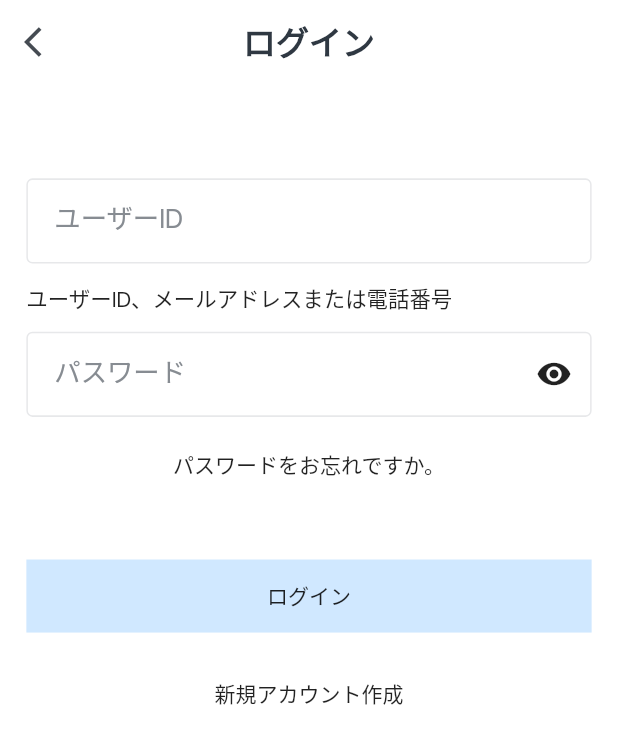
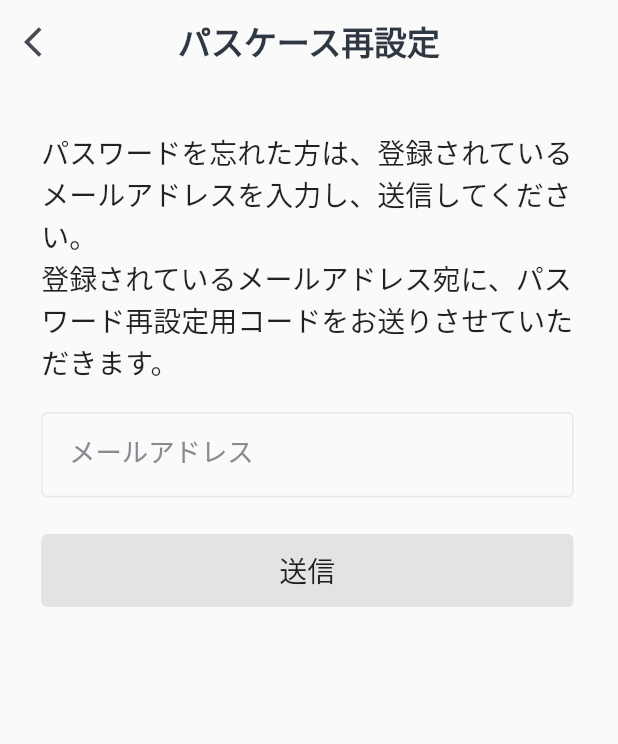
Before and after one commit to haipro287/medical-release, a Flutter app: the LoginPageScreen screen opened directly, after a tap on the "visibility off" icon, after a tap on "パスワードをお忘れですか。", on a phone screen of 412 x 824 dp. Shown: the top 744 px of the screen. Run offline on Flutter 3.47's test engine with Material 2 defaults, Android fonts, the phone set to English and light mode, and no system bars; our stand-ins replace convert, dio, firebase_core, firebase_messaging, flutter_dotenv, flutter_local_notifications and 8 more; missing offline and left inert: ecdsa, elliptic, encrypt, pointycastle, qr_code_scanner, secp256k1; accounts and stored records are empty; project files that could hold a hidden picture were left out.

Commit message:
Merged PR 1243: feat: forgot password
feat: forgot password

```diff
--- /dev/null
+++ b/lib/controllers/forgot_password_page/forgot_password_controller.dart
@@ -0,0 +1,94 @@
+import 'package:flutter/material.dart';
+import 'package:get/get.dart';
+
+class ForgotPasswordController extends GetxController {
+  final String correctOtp = '777777';
+
+  TextEditingController email = TextEditingController();
+
+  TextEditingController otp = TextEditingController();
+
+  TextEditingController password = TextEditingController();
+  TextEditingController confirmPassword = TextEditingController();
+
+  RxBool passwordIsHide = true.obs;
+  RxBool confirmPasswordIsHide = true.obs;
+  RxString passwordErr = "".obs;
+
+  RxString errMess = "".obs;
+  RxBool buttonActive = false.obs;
+
+  RxBool resetActive = false.obs;
+  RxBool resetSuccess = true.obs;
+
+  final RegExp passwordReg0 = new RegExp(r'^[0-9a-zA-Z!-/#{-~₫%&/_:-@\[-^]+$');
+  final RegExp passwordReg1 = new RegExp(r'^[0-9]+$');
+  final RegExp passwordReg2 = new RegExp(r'^[a-zA-Z]+$');
+  final RegExp passwordReg3 = new RegExp(r'^[!-/#{-~₫%&/_:-@\[-^]+$');
+  final RegExp emailReg = new RegExp(
+      r'^[a-zA-Z0-9.!#$%&’*+/=?^_`{|}~-]+@[a-zA-Z0-9-]+(?:\.[a-zA-Z0-9-]+)*$');
+
+  void changeHidePassword() {
+    passwordIsHide.value = !passwordIsHide.value;
+  }
+
+  void changeHideConfirmPassword() {
+    confirmPasswordIsHide.value = !confirmPasswordIsHide.value;
+  }
+
+  void activeButton() {
+    buttonActive.value = email.text != "";
+  }
+
+  void resetButtonActive() {
+    resetActive.value = this.otp.text.length == 6;
+  }
+
+  bool otpValidate() {
+    print(this.otp.text);
+    resetSuccess.value = this.otp.text == correctOtp;
+    return resetSuccess.value;
+  }
+
+  bool isValid() {
+    errMess.value = "";
+
+    if (!emailReg.hasMatch(email.text)) {
+      errMess.value = "メールアドレスは不正な値です。";
+      return false;
+    }
+
+    return true;
+  }
+
+  bool isPasswordValid() {
+    var isValid = true;
+
+    passwordErr.value = "";
+
+    if (this.password.text == "") {
+      isValid = false;
+      passwordErr.value = "パスワードを入力してください。";
+    } else if (!passwordReg0.hasMatch(this.password.text)) {
+      isValid = false;
+      passwordErr.value = "パスワードは半角英数字で入力してください。";
+    } else if (passwordReg1.hasMatch(this.password.text) ||
+        passwordReg2.hasMatch(this.password.text) ||
+        passwordReg3.hasMatch(this.password.text)) {
+      isValid = false;
+      passwordErr.value = "パスワードは英字、数字、記号のうち2種類以上を混在させてください。";
+    } else if (this.password.text.length < 8 ||
+        this.password.text.length > 32) {
+      isValid = false;
+      passwordErr.value = "パスワードは8～32文字以内で入力してください。";
+    } else if (this.confirmPassword.text == "") {
+      isValid = false;
+      passwordErr.value = "再入力パスワードを入力してください。";
+    } else if (this.confirmPassword.text != this.password.text) {
+      isValid = false;
+      passwordErr.value = "再入力パスワードは合っていません。";
+    }
+
+    return isValid;
+  }
+}
--- a/lib/i18n.dart
+++ b/lib/i18n.dart
@@ -155,7 +155,15 @@ class Messages extends Translations {
           "records_result": "結果は出ました。",
           "terms_of_use": "サービス利用規約",
           "stop": "やめる",
-          "banned_user_msg": "あなたのアカウントは停止されました。この連絡先でご連絡ください：0987654321"
+          "banned_user_msg": "あなたのアカウントは停止されました。この連絡先でご連絡ください：0987654321",
+          'privacy_guide': '他人が自分を検索できないように設定',
+          "resetPassword": "パスケース再設定",
+          "resetPasswordMess1": "パスワードを忘れた方は、登録されているメールアドレスを入力し、送信してください。",
+          "resetPasswordMess2": "登録されているメールアドレス宛に、パスワード再設定用コードをお送りさせていただきます。",
+          "resetEmailInvalid": "メールアドレスは不正な値です。",
+          "resetEmailNotExist":  "メールアドレスは存在していません。",
+          "resetPasswordOTP1": "にパスワード再設定用のコードを送信しました。",
+          "resetPasswordOTP2": " メールに記載されたコードの6桁の数字を入力してください。",
         }
       };
 }
--- /dev/null
+++ b/lib/screens/forgot_password/forgot_password_screen.dart
@@ -0,0 +1,105 @@
+import 'package:get/get.dart';
+import 'package:flutter/material.dart';
+import 'package:medical_chain_mobile_ui/controllers/forgot_password_page/forgot_password_controller.dart';
+import 'package:medical_chain_mobile_ui/screens/forgot_password/forgot_password_otp_screen.dart';
+import 'package:medical_chain_mobile_ui/utils/config.dart';
+import 'package:medical_chain_mobile_ui/widgets/app_bar.dart';
+import 'package:medical_chain_mobile_ui/widgets/bounce_button.dart';
+import 'package:medical_chain_mobile_ui/widgets/input.dart';
+
+class ForgotPasswordScreen extends StatelessWidget {
+  Text errText(String text) {
+    return Text(
+      text,
+      style: TextStyle(
+        fontSize: getWidth(13),
+        color: Colors.red,
+      ),
+    );
+  }
+
+  @override
+  Widget build(BuildContext context) {
+    ForgotPasswordController forgotPasswordController =
+        Get.put(ForgotPasswordController());
+
+    return Scaffold(
+        appBar: appBar(context, "resetPassword".tr),
+        body: Container(
+          height: double.infinity,
+          margin: EdgeInsets.only(
+            left: getWidth(25),
+            right: getWidth(27),
+          ),
+          child: Column(
+            children: [
+              SizedBox(
+                height: getHeight(31),
+              ),
+              Text(
+                "resetPasswordMess1".tr,
+                style: TextStyle(
+                  fontSize: getWidth(17),
+                ),
+              ),
+              Text(
+                "resetPasswordMess2".tr,
+                style: TextStyle(
+                  fontSize: getWidth(17),
+                ),
+              ),
+              SizedBox(
+                height: getHeight(19),
+              ),
+              inputOnChange(
+                context,
+                hintText: "email".tr,
+                textEditingController: forgotPasswordController.email,
+                function: () => {forgotPasswordController.activeButton()},
+              ),
+              SizedBox(
+                height: getHeight(12),
+              ),
+              Obx(() {
+                return Container(
+                    alignment: Alignment.centerLeft,
+                    child: forgotPasswordController.errMess.value != ""
+                        ? errText(forgotPasswordController.errMess.value)
+                        : Container());
+              }),
+              SizedBox(
+                height: getHeight(12),
+              ),
+              Obx(() {
+                bool active = forgotPasswordController.buttonActive.value;
+                return Bouncing(
+                  child: Container(
+                    alignment: Alignment.center,
+                    height: getHeight(48),
+                    width: getWidth(343),
+                    decoration: BoxDecoration(
+                      color: active ? Color(0xFFD0E8FF) : Color(0xFFE3E3E3),
+                      borderRadius: BorderRadius.circular(4),
+                    ),
+                    child: Text(
+                      "sentRequestBtn".tr,
+                      style: TextStyle(
+                        fontSize: getWidth(17),
+                        fontWeight: FontWeight.w500,
+                      ),
+                    ),
+                  ),
+                  onPress: () {
+                    if (active) {
+                      if (forgotPasswordController.isValid()){
+                        Get.to(() => ForgotPasswordOTPScreen());
+                      }
+                    }
+                  },
+                );
+              }),
+            ],
+          ),
+        ));
+  }
+}
--- a/lib/screens/login_page/login_page_screen.dart
+++ b/lib/screens/login_page/login_page_screen.dart
@@ -2,6 +2,7 @@ import 'package:flutter/material.dart';
 import 'package:get/get.dart';
 import 'package:medical_chain_mobile_ui/controllers/home_page/home_page_controller.dart';
 import 'package:medical_chain_mobile_ui/controllers/login_page/login_page_controller.dart';
+import 'package:medical_chain_mobile_ui/screens/forgot_password/forgot_password_screen.dart';
 import 'package:medical_chain_mobile_ui/screens/home_page/home_page_screen.dart';
 import 'package:medical_chain_mobile_ui/screens/signup_pape/signup_screen.dart';
 import 'package:medical_chain_mobile_ui/utils/config.dart';
@@ -58,6 +59,7 @@ class LoginPageScreen extends StatelessWidget {
               child: Text("forgotPassword".tr),
               onTap: () {
                 print('forgot password');
+                Get.to(() => ForgotPasswordScreen());
               },
             ),
             SizedBox(
--- a/lib/widgets/input.dart
+++ b/lib/widgets/input.dart
@@ -589,3 +589,42 @@ Container inputPasswordSignup(
     ),
   );
 }
+
+Container inputOnChange(BuildContext context,
+    {required String hintText,
+    required TextEditingController textEditingController,
+    required Function function}) {
+  return Container(
+    height: getHeight(56),
+    decoration: BoxDecoration(
+      borderRadius: BorderRadius.circular(getHeight(4)),
+      border: Border.all(
+        color: Color(0xFFE7E8EA),
+        width: getHeight(1),
+      ),
+    ),
+    child: Row(
+      children: [
+        Expanded(
+          child: TextFormField(
+            onChanged: (text) => {function()},
+            controller: textEditingController,
+            style: TextStyle(fontSize: getWidth(16)),
+            decoration: InputDecoration(
+              border: InputBorder.none,
+              focusedBorder: InputBorder.none,
+              enabledBorder: InputBorder.none,
+              errorBorder: InputBorder.none,
+              disabledBorder: InputBorder.none,
+              labelText: hintText,
+              contentPadding:
+                  EdgeInsets.only(left: getWidth(16), right: getWidth(16)),
+              labelStyle:
+                  TextStyle(color: Color(0xFF878C92), fontSize: getWidth(16)),
+            ),
+          ),
+        ),
+      ],
+    ),
+  );
+}
```
Also changed, not shown: lib/screens/forgot_password/forgot_password_otp_screen.dart (added, +152 -0 lines), lib/screens/forgot_password/new_password_screen.dart (added, +88 -0 lines), lib/widgets/dialog.dart (+59 -0 lines).
